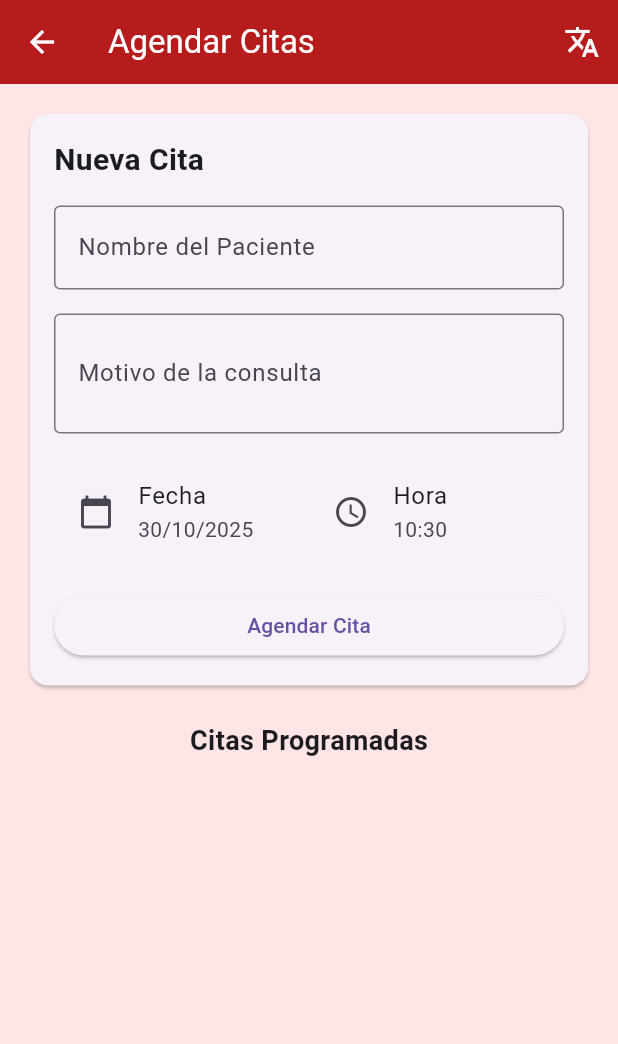
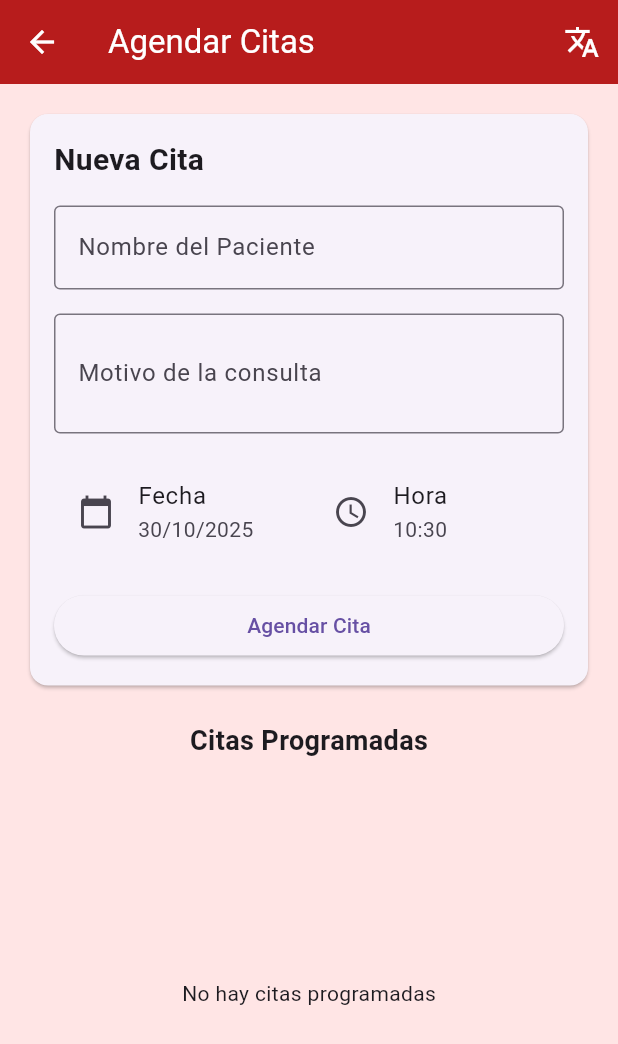
Before and after one commit to Resnick7/zoidberg_clinic, a Flutter app: the AppointmentsScreen screen opened by its route, after a tap on "Agendar Cita", on a phone screen of 412 x 824 dp. Shown: the top 1044 px of the screen. Run offline on Flutter 3.47's test engine with Material 3 defaults, Android fonts, the phone set to English and light mode, and no system bars; our stand-ins replace cloud_firestore, firebase_auth, firebase_core; accounts and stored records are empty; generated files the repository leaves out were written again.

Commit message:
Listo appointments y patients

```diff
--- a/lib/screens/appointments_screen.dart
+++ b/lib/screens/appointments_screen.dart
@@ -1,8 +1,5 @@
-// Pantalla de citas - Implementa el requerimiento de sistema para agendar citas
-
 import 'package:flutter/material.dart';
 import 'package:cloud_firestore/cloud_firestore.dart';
-import 'package:firebase_auth/firebase_auth.dart';
 import '../services/translation_service.dart';
 
 class AppointmentsScreen extends StatefulWidget {
@@ -27,17 +24,15 @@ class _AppointmentsScreenState extends State<AppointmentsScreen> {
       String timeString = '${_selectedTime.hour}:${_selectedTime.minute.toString().padLeft(2, '0')}';
       String qrCode = 'QR-${DateTime.now().millisecondsSinceEpoch}';
 
-      // Obtener el usuario actual
-      final User? user = FirebaseAuth.instance.currentUser;
-      String doctorId = user?.uid ?? '';
-
+      try {
+        // GUARDAR CITA SIN CAMPO doctorId
         await appointments.add({
           'patient': _patientController.text,
           'reason': _reasonController.text,
           'date': dateTimestamp,
           'time': timeString,
           'qrCode': qrCode,
-        'doctorId': doctorId, // Asociar la cita con el doctor
+          // No incluimos doctorId porque no es necesario
         });
 
         _patientController.clear();
@@ -46,6 +41,12 @@ class _AppointmentsScreenState extends State<AppointmentsScreen> {
         ScaffoldMessenger.of(context).showSnackBar(
           SnackBar(content: Text(translateText('¡Cita agendada! ¿Por qué no Zoidberg como doctor?', _isDecapodianMode))),
         );
+      } catch (e) {
+        print('Error al guardar cita: $e');
+        ScaffoldMessenger.of(context).showSnackBar(
+          SnackBar(content: Text(translateText('Error al agendar cita: $e', _isDecapodianMode))),
+        );
+      }
     }
   }
 
@@ -106,11 +107,12 @@ class _AppointmentsScreenState extends State<AppointmentsScreen> {
                             subtitle: Text('${_selectedDate.day}/${_selectedDate.month}/${_selectedDate.year}'),
                             leading: const Icon(Icons.calendar_today),
                             onTap: () async {
+                              // MODIFICACIÓN: Selector de fecha sin límite de un año
                               final date = await showDatePicker(
                                 context: context,
                                 initialDate: _selectedDate,
-                                firstDate: DateTime.now(),
-                                lastDate: DateTime.now().add(const Duration(days: 365)),
+                                firstDate: DateTime.now(), // Permitir desde hoy en adelante
+                                lastDate: DateTime(2100), // Permitir hasta el año 2100 (casi sin límite)
                               );
                               if (date != null) {
                                 setState(() {
@@ -161,11 +163,11 @@ class _AppointmentsScreenState extends State<AppointmentsScreen> {
 
             Expanded(
               child: StreamBuilder<QuerySnapshot>(
-                stream: appointments
-                    .where('doctorId', isEqualTo: FirebaseAuth.instance.currentUser?.uid)
-                    .snapshots(),
+                // CONSULTA SIMPLIFICADA: Obtener todas las citas sin filtrar
+                stream: appointments.snapshots(),
                 builder: (BuildContext context, AsyncSnapshot<QuerySnapshot> snapshot) {
                   if (snapshot.hasError) {
+                    print('Error en StreamBuilder: ${snapshot.error}');
                     return Text(translateText('Error al cargar citas', _isDecapodianMode));
                   }
 
@@ -173,9 +175,19 @@ class _AppointmentsScreenState extends State<AppointmentsScreen> {
                     return const Center(child: CircularProgressIndicator());
                   }
 
+                  if (snapshot.data!.docs.isEmpty) {
+                    print('No se encontraron documentos en la colección appointments');
+                    return Center(
+                      child: Text(translateText('No hay citas programadas', _isDecapodianMode)),
+                    );
+                  }
+
+                  print('Número de citas recibidas: ${snapshot.data!.docs.length}');
+
                   List<Map<String, dynamic>> appointmentsList = snapshot.data!.docs.map((DocumentSnapshot doc) {
                     Map<String, dynamic> data = doc.data() as Map<String, dynamic>;
                     data['id'] = doc.id;
+                    print('Procesando cita: ${data.toString()}');
                     return data;
                   }).toList();
 
```
Also changed, not shown: lib/screens/patients_screen.dart (+36 -14 lines). Lines whose indentation alone changed are shown as unchanged.
